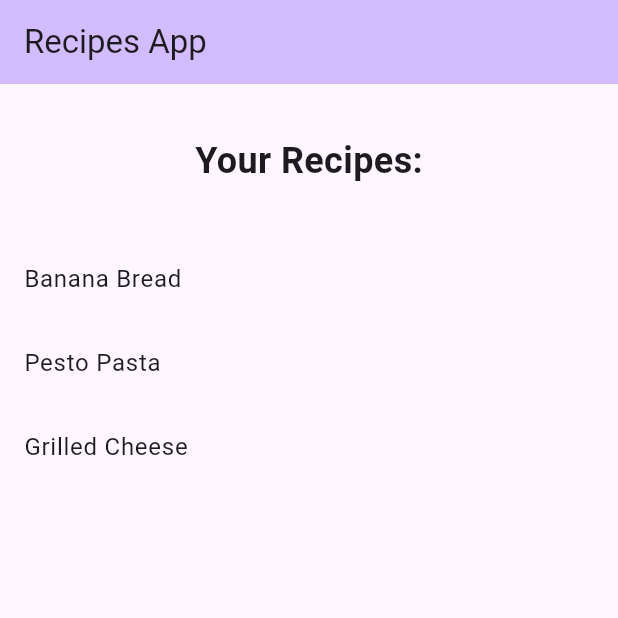
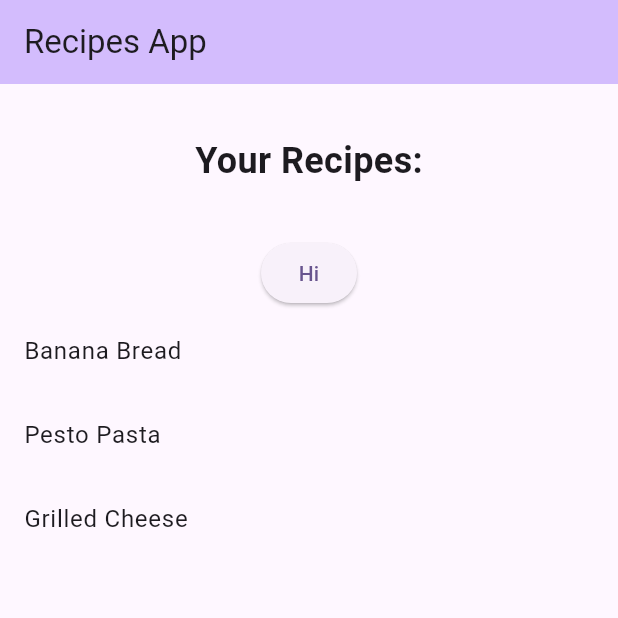
Before and after one commit to mnewby4/cw02, a Flutter app: the screen it shows after launch, on a phone screen of 412 x 824 dp, the top half of it. Run offline on Flutter 3.47's test engine with Material 3 defaults, Android fonts, the phone set to English and light mode, and no system bars.

Commit message:
Created dummy details page and moved main.dart details to home.dart

```diff
--- a/lib/details.dart
+++ b/lib/details.dart
@@ -0,0 +1,21 @@
+import 'package:flutter/material.dart';
+
+class DetailsPage extends StatelessWidget {
+  const DetailsPage({super.key});
+
+  @override
+  Widget build(BuildContext context) {
+    return Scaffold(
+      appBar: AppBar(title: const Text('Recipe Details')),
+      body: Center(
+        /*child: ElevatedButton(
+          onPressed: () {
+            // Navigate back to first route when tapped.
+          },
+          child: const Text('Hello!'),
+        ),*/
+        child: Text('hi'),
+      ),
+    );
+  }
+}
--- /dev/null
+++ b/lib/home.dart
@@ -0,0 +1,92 @@
+import 'package:flutter/material.dart';
+import 'details.dart';
+
+class Home extends StatelessWidget{
+  const Home({super.key});
+
+  @override
+  Widget build(BuildContext context) {
+    return  Scaffold (
+       body: const Center(
+       child: const MyHomePage(title: 'Recipes App'),
+     )
+    );
+  }
+}
+
+class MyHomePage extends StatefulWidget {
+  const MyHomePage({super.key, required this.title});
+  final String title;
+  @override
+  State<MyHomePage> createState() => _MyHomePageState();
+}
+
+class _MyHomePageState extends State<MyHomePage> {
+  final List<String> _recipeList = [
+    "Banana Bread",
+    "Pesto Pasta",
+    "Grilled Cheese"];
+  /*void _incrementCounter() {
+    setState(() {
+      _counter++;
+    });
+  }*/
+
+
+
+  @override
+  Widget build(BuildContext context) {
+    return Scaffold(
+      appBar: AppBar(
+        backgroundColor: Theme.of(context).colorScheme.inversePrimary,
+        title: Text(widget.title),
+      ),
+      body: Center(
+        child: Column(
+          //mainAxisAlignment: MainAxisAlignment.center,
+          children: <Widget>[
+            Text(
+              "\nYour Recipes:\n",
+              style: TextStyle(
+                fontSize: 24,
+                fontWeight: FontWeight.bold,
+              )
+            ),
+            /*GestureDetector(
+              onTap: (){},
+              child: Text('Banana Bread')
+            ),*/
+            /*GestureDetector(
+              onTap: () {
+                Navigator.push(
+                  context,
+                  MaterialPageRoute(builder: (context) => const DetailsPage()),
+                );
+              },*/
+              //child:
+              ElevatedButton(
+                onPressed: () {
+                  Navigator.push(
+                  context,
+                  MaterialPageRoute(builder: (context) => const DetailsPage()),
+                );
+                }, child: Text('Hi'),
+              ),
+                Expanded(
+                child: ListView.builder(
+                  shrinkWrap: true,
+                  itemCount: _recipeList.length,
+                  itemBuilder: (context, index) {
+                    return ListTile(
+                      title: Text(_recipeList[index]),
+                    );
+                  },
+                ),
+              ),
+            //),
+          ],
+        ),
+      ),
+    );
+  }
+}
--- a/lib/main.dart
+++ b/lib/main.dart
@@ -1,4 +1,5 @@
 import 'package:flutter/material.dart';
+import 'home.dart';
 //Myla Newby - CW02
 /*
   Goal: Create 2 screens and implement navigation between
@@ -20,67 +21,8 @@ class MyApp extends StatelessWidget {
         colorScheme: ColorScheme.fromSeed(seedColor: Colors.deepPurple),
         useMaterial3: true,
       ),
-      home: const MyHomePage(title: 'Recipes App'),
+      home:
+        Home(),
     );
   }
 }
-
-class MyHomePage extends StatefulWidget {
-  const MyHomePage({super.key, required this.title});
-  final String title;
-
-  @override
-  State<MyHomePage> createState() => _MyHomePageState();
-}
-
-class _MyHomePageState extends State<MyHomePage> {
-  List<String> _recipeList = ["Banana Bread", "Pesto Pasta", "Grilled Cheese"];
-  /*void _incrementCounter() {
-    setState(() {
-      _counter++;
-    });
-  }*/
-
-
-
-  @override
-  Widget build(BuildContext context) {
-    return Scaffold(
-      appBar: AppBar(
-        backgroundColor: Theme.of(context).colorScheme.inversePrimary,
-        title: Text(widget.title),
-      ),
-      body: Center(
-        child: Column(
-          //mainAxisAlignment: MainAxisAlignment.center,
-          children: <Widget>[
-            Text(
-              "\nYour Recipes:\n",
-              style: TextStyle(
-                fontSize: 24,
-                fontWeight: FontWeight.bold,
-              )
-            ),
-            /*GestureDetector(
-              onTap: (){},
-              child: Text('Banana Bread')
-            ),*/
-            GestureDetector(
-              child: Expanded(
-                child: ListView.builder(
-                  shrinkWrap: true,
-                  itemCount: _recipeList.length,
-                  itemBuilder: (context, index) {
-                    return ListTile(
-                      title: Text(_recipeList[index]),
-                    );
-                  },
-                ),
-              ),
-            ),
-          ],
-        ),
-      ),
-    );
-  }
-}
```
